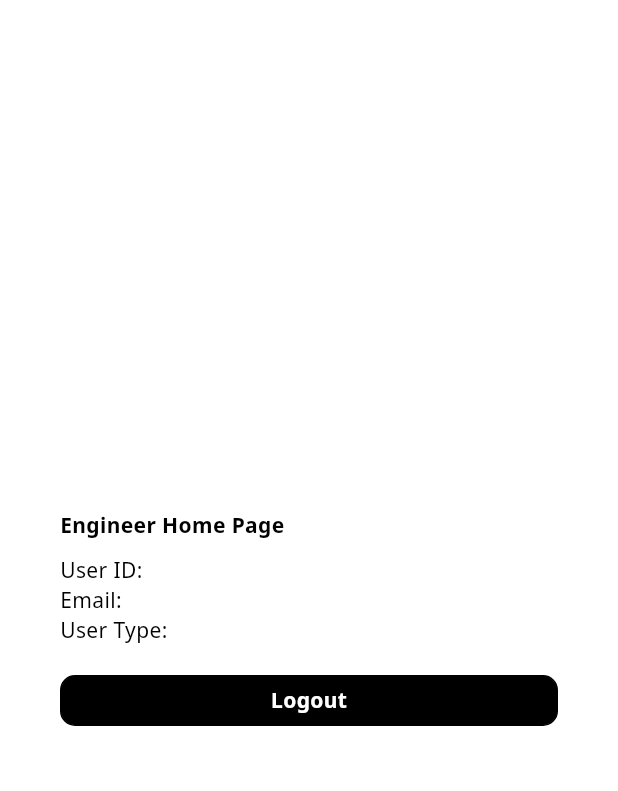
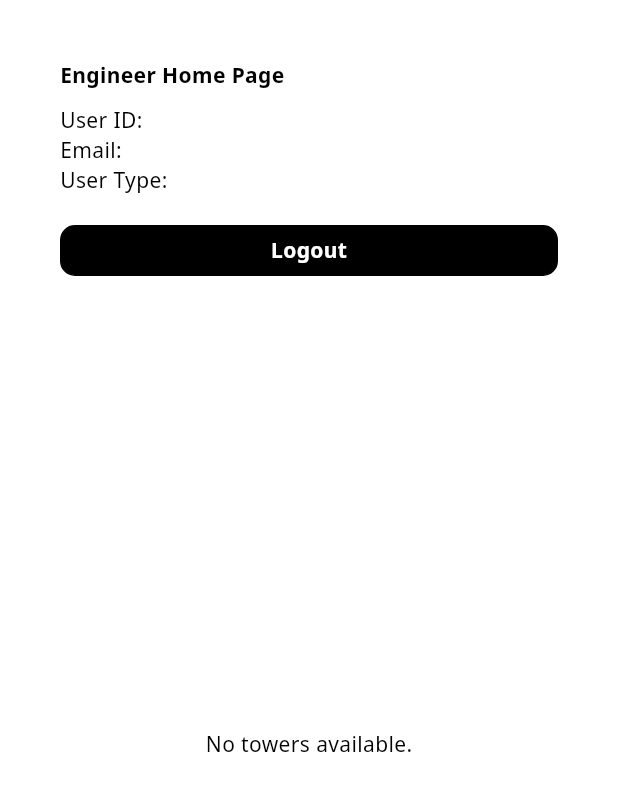
Before and after one commit to univrse-io/progrid, a Flutter app: the EngineerHomePage screen opened directly, on a phone screen of 412 x 824 dp. Shown: the top 791 px of the screen. Run offline on Flutter 3.47's test engine with Material 3 defaults, Android fonts, the phone set to English and light mode, and no system bars; our stand-ins replace cloud_firestore, firebase_auth, firebase_core, google_fonts; accounts and stored records are empty.

Commit message:
working tower fetching

```diff
--- a/lib/pages/engineer/home_page.dart
+++ b/lib/pages/engineer/home_page.dart
@@ -1,23 +1,87 @@
 import 'package:flutter/material.dart';
-
 import 'package:progrid/components/my_button.dart';
+import 'package:progrid/components/my_loader.dart';
+import 'package:progrid/services/objects/tower.dart';
 import 'package:progrid/services/objects/user.dart';
 
-// Standard Engineer Home Page
-class EngineerHomePage extends StatelessWidget {
+class EngineerHomePage extends StatefulWidget {
   const EngineerHomePage({super.key});
 
   @override
+  State<EngineerHomePage> createState() => _EngineerHomePageState();
+}
+
+class _EngineerHomePageState extends State<EngineerHomePage> {
+  bool _isFetching = false;
+
+  @override
+  void initState() {
+    super.initState();
+    _fetchTowers();
+  }
+
+  // Fetch towers
+  Future<void> _fetchTowers() async {
+    setState(() {
+      _isFetching = true;
+    });
+
+    await TowerService().fetchTowers();
+
+    setState(() {
+      _isFetching = false;
+    });
+  }
+
+  Widget _buildTowersList() {
+    var towers = TowerService().getTowers();
+
+    // If no towers found
+    if (towers.isEmpty) {
+      return const Center(child: Text('No towers available.'));
+    }
+
+    return ListView.builder(
+      itemCount: towers.length,
+      itemBuilder: (context, index) {
+        var tower = towers[index];
+        var inspections = tower.inspections;
+        var issues = tower.issues;
+
+        return Card(
+          margin: const EdgeInsets.symmetric(vertical: 10),
+          child: ListTile(
+            title: Text(tower.towerId),
+            subtitle: Column(
+              crossAxisAlignment: CrossAxisAlignment.start,
+              children: [
+                Text('Status: ${tower.status}'),
+                if (inspections.isNotEmpty)
+                  Text('Inspection Ticket Count: ${inspections.length}'),
+                if (issues.isNotEmpty)
+                  Text('Issue Ticket Count: ${issues.length}'),
+              ],
+            ),
+            onTap: () {
+              // TODO: navigate to tower page
+            },
+          ),
+        );
+      },
+    );
+  }
+
+  @override
   Widget build(BuildContext context) {
-    final userInformation = UserInformation();
+    final userInformation = UserInformation(); // user information singleton
 
     return Scaffold(
       body: SafeArea(
         minimum: const EdgeInsets.all(40),
-        child: Center(
-          child: Column(
+        child: _isFetching
+            ? const Center(child: MyLoadingIndicator()) // Make sure loading indicator is centered
+            : Column(
                 crossAxisAlignment: CrossAxisAlignment.stretch,
-            mainAxisSize: MainAxisSize.min,
                 children: [
                   const Text(
                     "Engineer Home Page",
@@ -36,8 +100,12 @@ class EngineerHomePage extends StatelessWidget {
                     onTap: UserInformation().logout,
                     text: "Logout",
                   ),
+
+                  const SizedBox(height: 24),
+
+                  // Ensure that the ListView is properly constrained
+                  Expanded(child: _buildTowersList()), // Wrapping ListView with Expanded
                 ],
-          ),
               ),
       ),
     );
```
Lines whose indentation alone changed are shown as unchanged.
